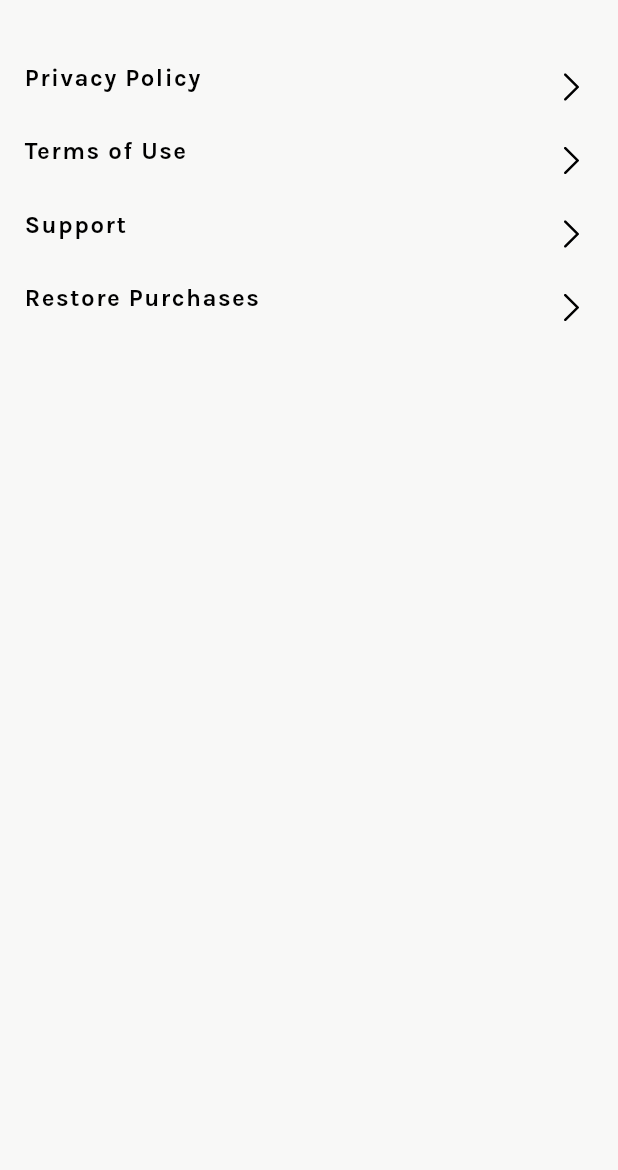
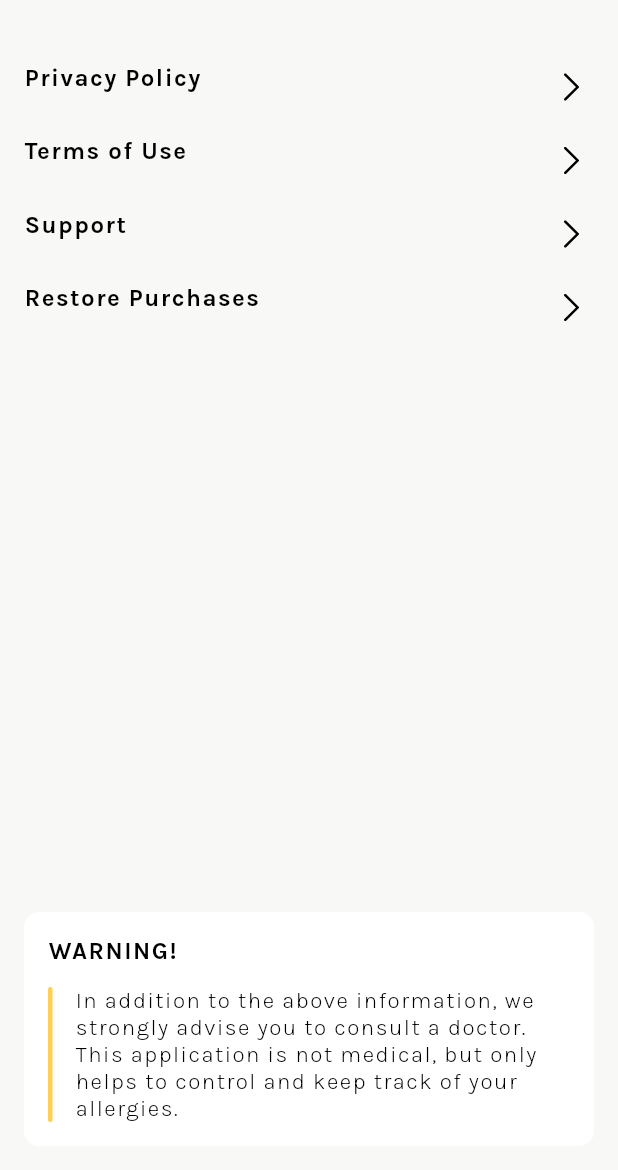
Before and after one commit to MikhailDindikov/te_breath, a Flutter app: the TeSettingsScreen screen opened directly, on a phone screen of 412 x 824 dp, the part 66-1236 px from its top. Run offline on Flutter 3.47's test engine with Material 3 defaults, Android fonts, the phone set to English and light mode, and no system bars; our stand-ins replace expandable, flutter_svg, get, get_storage, sqflite, table_calendar and 1 more; missing offline and left inert: apphud; accounts and stored records are empty.

Commit message:
add warning

```diff
--- a/te_breath/lib/te_screens/te_allergy_screen/te_allergy_screen.dart
+++ b/te_breath/lib/te_screens/te_allergy_screen/te_allergy_screen.dart
@@ -12,6 +12,13 @@ class TeAllergyScreen extends StatelessWidget {
   const TeAllergyScreen({super.key});
 
   static const _teAllergyModels = [
+    TeAllergyModel(
+      teTitle: 'WARNING!',
+      teColor: TeColors.yellow,
+      teLabel:
+          'In addition to the above information, we strongly advise you to consult a doctor. This application is not medical, but only helps to control and keep track of your allergies.',
+      teSubLabel: '',
+    ),
     TeAllergyModel(
       teTitle: '1. Allergen Identification',
       teColor: TeColors.yellow,
--- a/te_breath/lib/te_screens/te_settings/te_settings_screen.dart
+++ b/te_breath/lib/te_screens/te_settings/te_settings_screen.dart
@@ -5,6 +5,8 @@ import 'package:flutter/material.dart';
 import 'package:flutter_svg/flutter_svg.dart';
 import 'package:get/get.dart';
 import 'package:get_storage/get_storage.dart';
+import 'package:te_breath/te_models/te_allergy_model.dart';
+import 'package:te_breath/te_screens/te_allergy_screen/te_allergy_card.dart';
 import 'package:te_breath/te_screens/te_settings/te_settings_card.dart';
 import 'package:te_breath/te_screens/te_system/te_system_screen.dart';
 import 'package:te_breath/te_values/te_colors.dart';
@@ -42,7 +44,11 @@ class _TeSettingsScreenState extends State<TeSettingsScreen> {
           style: TeText.navbar.copyWith(color: TeColors.black),
         ),
       ),
-      body: Column(
+      body: SafeArea(
+        child: Column(
+          mainAxisAlignment: MainAxisAlignment.spaceBetween,
+          children: [
+            Column(
               children: [
                 SizedBox(
                   height: 30,
@@ -50,7 +56,8 @@ class _TeSettingsScreenState extends State<TeSettingsScreen> {
                 TeSettingsCard(
                   teLabel: 'Privacy Policy',
                   onTeSetCardTap: () {
-              Get.to(() => TeSystemScreen(tecontrollerWT: 'Privacy Policy'));
+                    Get.to(
+                        () => TeSystemScreen(tecontrollerWT: 'Privacy Policy'));
                   },
                 ),
                 TeSettingsCard(
@@ -96,7 +103,8 @@ class _TeSettingsScreenState extends State<TeSettingsScreen> {
                             backgroundColor: TeColors.purple,
                             messageText: Text(
                               'Your purchase is not found!',
-                        style: TeText.header5.copyWith(color: TeColors.white),
+                              style:
+                                  TeText.header5.copyWith(color: TeColors.white),
                             ),
                           ));
                         } else {
@@ -105,7 +113,8 @@ class _TeSettingsScreenState extends State<TeSettingsScreen> {
                             backgroundColor: TeColors.purple,
                             messageText: Text(
                               'Premium has been activated!',
-                        style: TeText.header5.copyWith(color: TeColors.white),
+                              style:
+                                  TeText.header5.copyWith(color: TeColors.white),
                             ),
                           ));
                         }
@@ -122,8 +131,8 @@ class _TeSettingsScreenState extends State<TeSettingsScreen> {
                               ? CupertinoActivityIndicator()
                               : Text(
                                   'Restore Purchases',
-                            style:
-                                TeText.header5.copyWith(color: TeColors.black),
+                                  style: TeText.header5
+                                      .copyWith(color: TeColors.black),
                                 ),
                         ),
                         Container(
@@ -137,6 +146,21 @@ class _TeSettingsScreenState extends State<TeSettingsScreen> {
                 ),
               ],
             ),
+            Padding(
+              padding: const EdgeInsets.symmetric(horizontal: 16).copyWith(bottom: 16),
+              child: TeAllergyCard(
+                teAllergyModel: TeAllergyModel(
+                  teTitle: 'WARNING!',
+                  teColor: TeColors.yellow,
+                  teLabel:
+                      'In addition to the above information, we strongly advise you to consult a doctor. This application is not medical, but only helps to control and keep track of your allergies.',
+                  teSubLabel: '',
+                ),
+              ),
+            )
+          ],
+        ),
+      ),
     );
   }
 }
```
Lines whose indentation alone changed are shown as unchanged.
